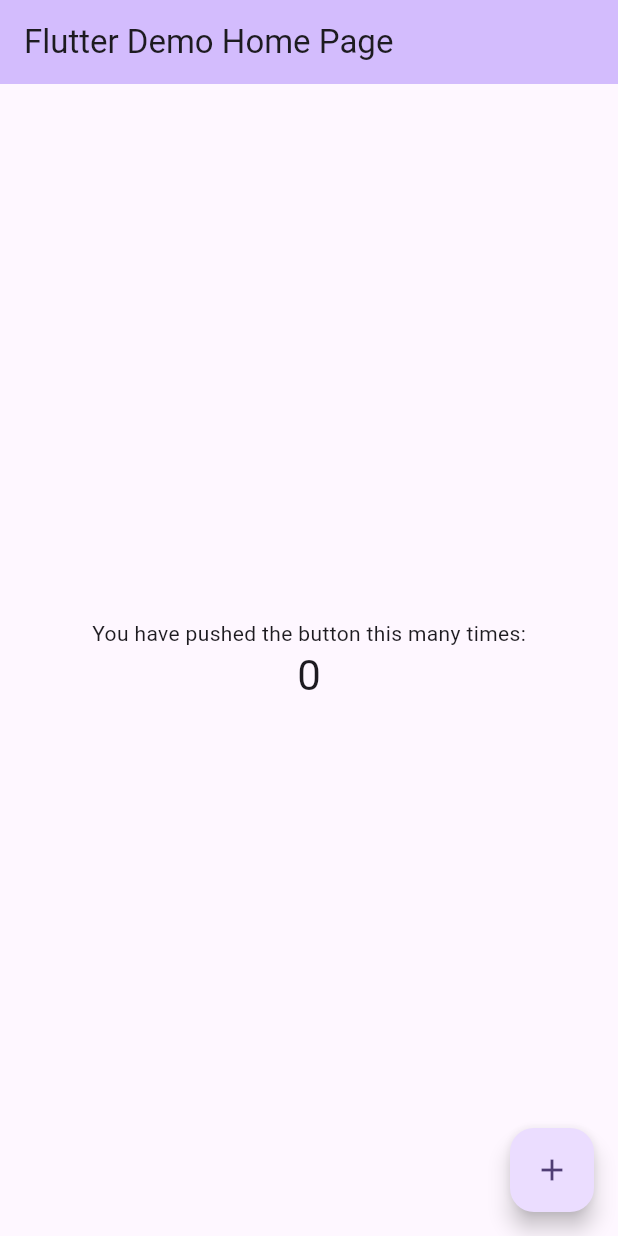
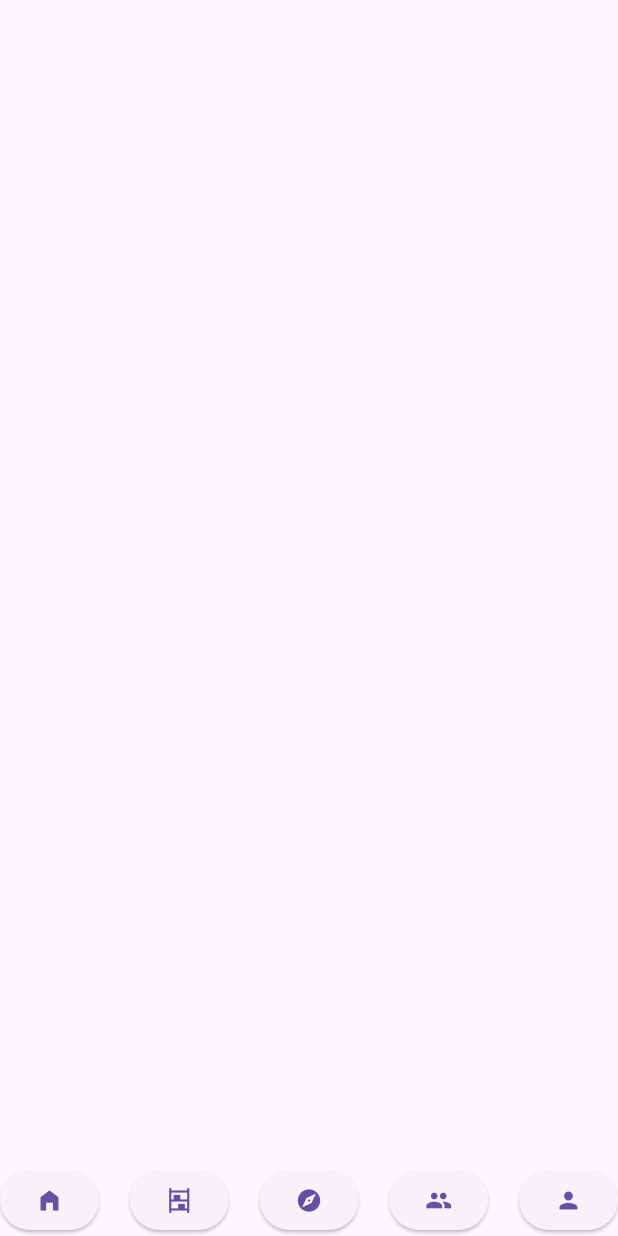
Before and after one commit to nicklparent/myBooks, a Flutter app: the screen it shows after launch, on a phone screen of 412 x 824 dp. Run offline on Flutter 3.47's test engine with Material 3 defaults, Android fonts, the phone set to English and light mode, and no system bars; our stand-ins replace flutter_dotenv.

Commit message:
flutter and backend configs

```diff
--- a/mobile/lib/main.dart
+++ b/mobile/lib/main.dart
@@ -1,125 +1,9 @@
 import 'package:flutter/material.dart';
+import './pages/HomePage.dart';
 
-void main() {
-  runApp(const MyApp());
+void main(){
+  runApp(MaterialApp(
+    debugShowCheckedModeBanner: false,
+    home: HomePage(),
+  ));
 }
-
-class MyApp extends StatelessWidget {
-  const MyApp({super.key});
-
-  // This widget is the root of your application.
-  @override
-  Widget build(BuildContext context) {
-    return MaterialApp(
-      title: 'Flutter Demo',
-      theme: ThemeData(
-        // This is the theme of your application.
-        //
-        // TRY THIS: Try running your application with "flutter run". You'll see
-        // the application has a purple toolbar. Then, without quitting the app,
-        // try changing the seedColor in the colorScheme below to Colors.green
-        // and then invoke "hot reload" (save your changes or press the "hot
-        // reload" button in a Flutter-supported IDE, or press "r" if you used
-        // the command line to start the app).
-        //
-        // Notice that the counter didn't reset back to zero; the application
-        // state is not lost during the reload. To reset the state, use hot
-        // restart instead.
-        //
-        // This works for code too, not just values: Most code changes can be
-        // tested with just a hot reload.
-        colorScheme: ColorScheme.fromSeed(seedColor: Colors.deepPurple),
-        useMaterial3: true,
-      ),
-      home: const MyHomePage(title: 'Flutter Demo Home Page'),
-    );
-  }
-}
-
-class MyHomePage extends StatefulWidget {
-  const MyHomePage({super.key, required this.title});
-
-  // This widget is the home page of your application. It is stateful, meaning
-  // that it has a State object (defined below) that contains fields that affect
-  // how it looks.
-
-  // This class is the configuration for the state. It holds the values (in this
-  // case the title) provided by the parent (in this case the App widget) and
-  // used by the build method of the State. Fields in a Widget subclass are
-  // always marked "final".
-
-  final String title;
-
-  @override
-  State<MyHomePage> createState() => _MyHomePageState();
-}
-
-class _MyHomePageState extends State<MyHomePage> {
-  int _counter = 0;
-
-  void _incrementCounter() {
-    setState(() {
-      // This call to setState tells the Flutter framework that something has
-      // changed in this State, which causes it to rerun the build method below
-      // so that the display can reflect the updated values. If we changed
-      // _counter without calling setState(), then the build method would not be
-      // called again, and so nothing would appear to happen.
-      _counter++;
-    });
-  }
-
-  @override
-  Widget build(BuildContext context) {
-    // This method is rerun every time setState is called, for instance as done
-    // by the _incrementCounter method above.
-    //
-    // The Flutter framework has been optimized to make rerunning build methods
-    // fast, so that you can just rebuild anything that needs updating rather
-    // than having to individually change instances of widgets.
-    return Scaffold(
-      appBar: AppBar(
-        // TRY THIS: Try changing the color here to a specific color (to
-        // Colors.amber, perhaps?) and trigger a hot reload to see the AppBar
-        // change color while the other colors stay the same.
-        backgroundColor: Theme.of(context).colorScheme.inversePrimary,
-        // Here we take the value from the MyHomePage object that was created by
-        // the App.build method, and use it to set our appbar title.
-        title: Text(widget.title),
-      ),
-      body: Center(
-        // Center is a layout widget. It takes a single child and positions it
-        // in the middle of the parent.
-        child: Column(
-          // Column is also a layout widget. It takes a list of children and
-          // arranges them vertically. By default, it sizes itself to fit its
-          // children horizontally, and tries to be as tall as its parent.
-          //
-          // Column has various properties to control how it sizes itself and
-          // how it positions its children. Here we use mainAxisAlignment to
-          // center the children vertically; the main axis here is the vertical
-          // axis because Columns are vertical (the cross axis would be
-          // horizontal).
-          //
-          // TRY THIS: Invoke "debug painting" (choose the "Toggle Debug Paint"
-          // action in the IDE, or press "p" in the console), to see the
-          // wireframe for each widget.
-          mainAxisAlignment: MainAxisAlignment.center,
-          children: <Widget>[
-            const Text(
-              'You have pushed the button this many times:',
-            ),
-            Text(
-              '$_counter',
-              style: Theme.of(context).textTheme.headlineMedium,
-            ),
-          ],
-        ),
-      ),
-      floatingActionButton: FloatingActionButton(
-        onPressed: _incrementCounter,
-        tooltip: 'Increment',
-        child: const Icon(Icons.add),
-      ), // This trailing comma makes auto-formatting nicer for build methods.
-    );
-  }
-}
--- /dev/null
+++ b/mobile/lib/pages/HomePage.dart
@@ -0,0 +1,19 @@
+import 'package:flutter/material.dart';
+import 'package:mobile/sections/Footer.dart';
+
+class HomePage extends StatelessWidget{
+  const HomePage({super.key});
+
+  @override
+  Widget build(BuildContext context) {
+
+    return(
+        Scaffold(
+          body: Column(
+
+          ),
+          bottomNavigationBar: Footer(),
+        )
+    );
+  }
+}
--- /dev/null
+++ b/mobile/lib/sections/Footer.dart
@@ -0,0 +1,54 @@
+import 'package:flutter/material.dart';
+
+class Footer extends StatelessWidget{
+  const Footer({super.key});
+  @override
+  Widget build(BuildContext context) {
+    // TODO: implement build
+    return(
+      Row(
+        mainAxisAlignment: MainAxisAlignment.spaceBetween,
+        children: [
+          // Home Button
+          ElevatedButton(
+            child: Icon(Icons.home_filled),
+            onPressed: (){
+
+            },
+          ),
+
+          // Collection Button
+          ElevatedButton(
+            child: Icon(Icons.shelves),
+            onPressed: (){
+
+            },
+          ),
+
+          // Explore Button
+          ElevatedButton(
+            child: Icon(Icons.explore_sharp),
+            onPressed: (){
+
+            },
+          ),
+
+          // Social button
+          ElevatedButton(
+            child: Icon(Icons.people),
+            onPressed: (){
+
+            },
+          ),
+          // Profile Button
+          ElevatedButton(
+            child: Icon(Icons.person),
+            onPressed: (){
+
+            },
+          )
+        ],
+      )
+    );
+  }
+}
--- a/mobile/pubspec.yaml
+++ b/mobile/pubspec.yaml
@@ -34,6 +34,8 @@ dependencies:
   # The following adds the Cupertino Icons font to your application.
   # Use with the CupertinoIcons class for iOS style icons.
   cupertino_icons: ^1.0.8
+  flutter_dotenv: ^5.2.1
+  http: ^1.3.0
 
 dev_dependencies:
   flutter_test:
```
Also changed, not shown: mobile/lib/API/BookController.dart (added, +17 -0 lines), mobile/lib/API/Controller.dart (added, +9 -0 lines), mobile/pubspec.lock, 3 other files.
